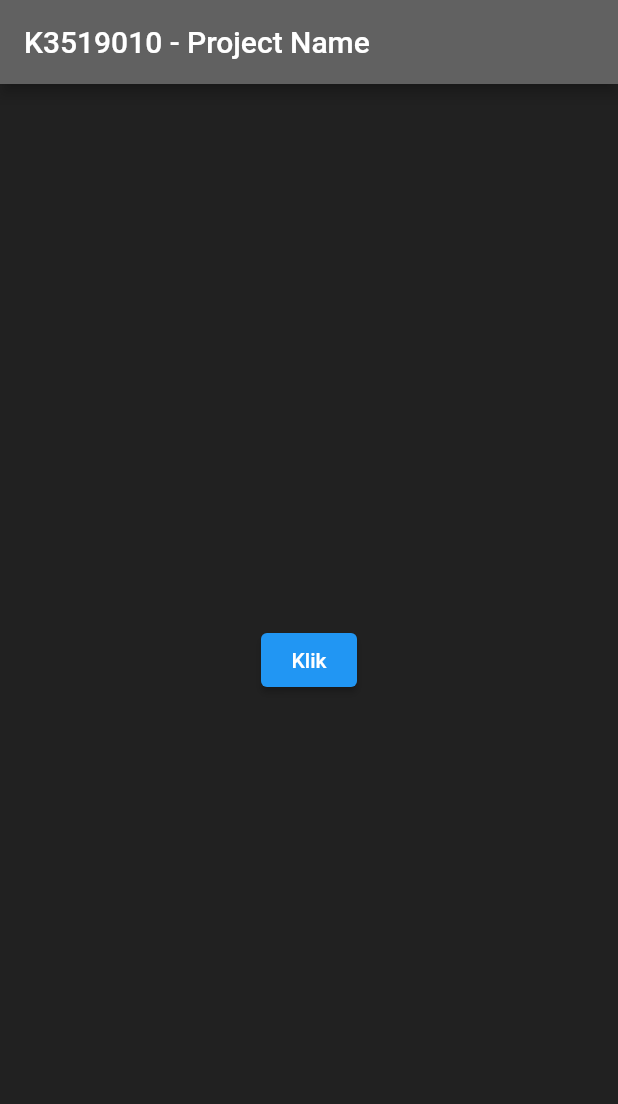
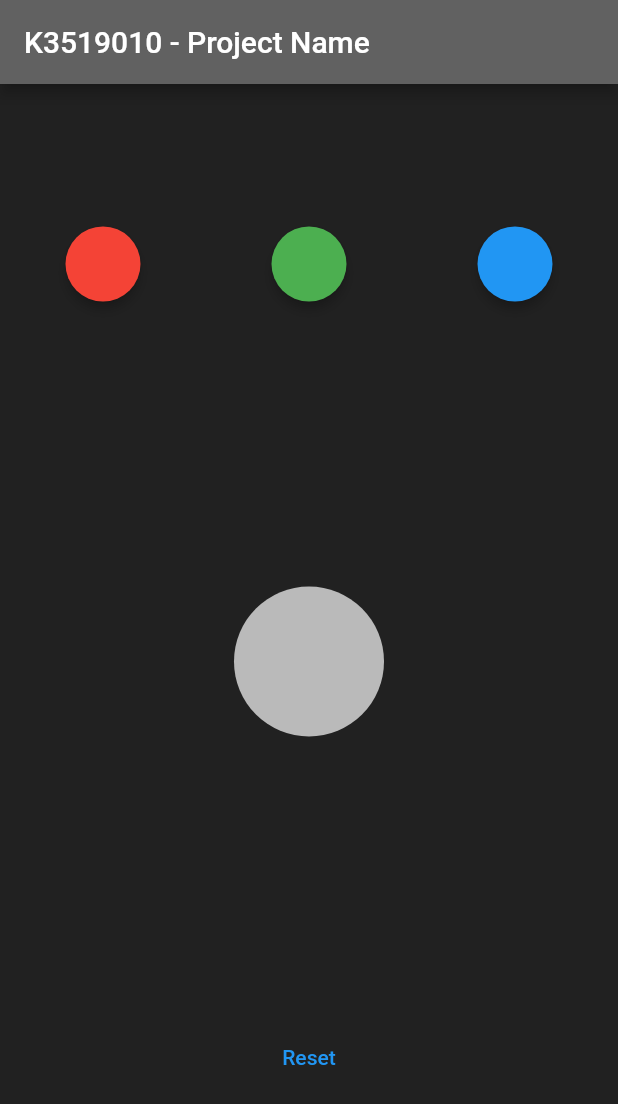
Before and after one commit to anhzf/college-flutter, a Flutter app: the screen it shows after launch, on a phone screen of 412 x 824 dp. Shown: the top 1104 px of the screen. Run offline on Flutter 3.47's test engine with Material 2 defaults, Android fonts, the phone set to English and light mode, and no system bars.

Commit message:
feat: :sparkles: done with Draggable

```diff
--- a/lib/main.dart
+++ b/lib/main.dart
@@ -14,25 +14,138 @@ void main() => runApp(
       ),
     );
 
-class MyApp extends StatelessWidget {
+class MyApp extends StatefulWidget {
+  @override
+  _MyAppState createState() => _MyAppState();
+}
+
+class _MyAppState extends State<MyApp> {
+  static Color defaultDraggableTargetColor =
+      Colors.grey.shade300.withOpacity(.8);
+  Color draggableTargetColor = defaultDraggableTargetColor;
+  bool isDragAccepted = false;
+
   @override
   Widget build(BuildContext ctx) {
-    return Center(
-      child: ElevatedButton(
-        child: Text('Klik'),
-        onPressed: () => showDialog<String>(
-          context: ctx,
-          builder: (BuildContext ctx) => AlertDialog(
-            content: Text('asdadasd'),
-            actions: [
-              TextButton(
-                child: Text('Tutup'),
-                onPressed: () => Navigator.of(ctx).pop(),
+    return Column(
+      mainAxisAlignment: MainAxisAlignment.spaceAround,
+      children: [
+        Row(
+          mainAxisAlignment: MainAxisAlignment.spaceAround,
+          children: [
+            Draggable<Color>(
+              data: Colors.red.shade500,
+              child: SizedBox(
+                width: 50,
+                height: 50,
+                child: Material(
+                  color: Colors.red.shade500,
+                  elevation: 3,
+                  shape: StadiumBorder(),
+                ),
               ),
-            ],
+              feedback: SizedBox(
+                width: 50,
+                height: 50,
+                child: Material(
+                  color: Colors.red.shade500.withOpacity(.6),
+                  elevation: 3,
+                  shape: StadiumBorder(),
+                ),
+              ),
+              childWhenDragging: SizedBox(
+                width: 50,
+                height: 50,
+                child: Material(
+                  color: Colors.red.shade500.withOpacity(.1),
+                  elevation: 0,
+                  shape: StadiumBorder(),
+                ),
+              ),
+            ),
+            Draggable<Color>(
+              data: Colors.green.shade500,
+              child: SizedBox(
+                width: 50,
+                height: 50,
+                child: Material(
+                  color: Colors.green.shade500,
+                  elevation: 3,
+                  shape: StadiumBorder(),
+                ),
+              ),
+              feedback: SizedBox(
+                width: 50,
+                height: 50,
+                child: Material(
+                  color: Colors.green.shade500.withOpacity(.6),
+                  elevation: 3,
+                  shape: StadiumBorder(),
+                ),
+              ),
+              childWhenDragging: SizedBox(
+                width: 50,
+                height: 50,
+                child: Material(
+                  color: Colors.green.shade500.withOpacity(.1),
+                  elevation: 0,
+                  shape: StadiumBorder(),
+                ),
+              ),
+            ),
+            Draggable<Color>(
+              data: Colors.blue.shade500,
+              child: SizedBox(
+                width: 50,
+                height: 50,
+                child: Material(
+                  color: Colors.blue.shade500,
+                  elevation: 3,
+                  shape: StadiumBorder(),
+                ),
+              ),
+              feedback: SizedBox(
+                width: 50,
+                height: 50,
+                child: Material(
+                  color: Colors.blue.shade500.withOpacity(.6),
+                  elevation: 3,
+                  shape: StadiumBorder(),
+                ),
+              ),
+              childWhenDragging: SizedBox(
+                width: 50,
+                height: 50,
+                child: Material(
+                  color: Colors.blue.shade500.withOpacity(.1),
+                  elevation: 0,
+                  shape: StadiumBorder(),
+                ),
+              ),
+            ),
+          ],
+        ),
+        DragTarget<Color>(
+          builder: (ctx, accepted, rejected) => SizedBox(
+            width: 100,
+            height: 100,
+            child: Material(
+              color: draggableTargetColor,
+              shape: StadiumBorder(),
+            ),
           ),
+          onAccept: (data) {
+            isDragAccepted = true;
+            draggableTargetColor = data;
+          },
         ),
-      ),
+        TextButton(
+          onPressed: () => setState(() {
+            draggableTargetColor = defaultDraggableTargetColor;
+          }),
+          child: Text('Reset'),
+        )
+      ],
     );
   }
 }
```
